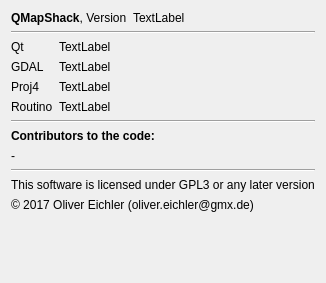
Above: src/qmapshack/IAbout.ui from Maproom/qmapshack before the change. Below: the same form after it.
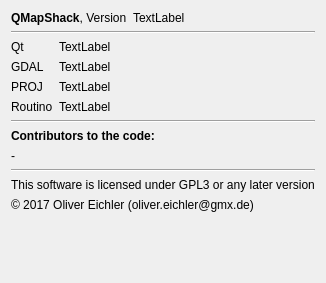
That is the form after the change. Icons and pictures are not drawn.

Commit message: [QMS-961] Replace PROJ4 by PROJ wherever publicly visible

```diff
--- a/src/qmapshack/IAbout.ui
+++ b/src/qmapshack/IAbout.ui
@@ -98,7 +98,7 @@
        <item row="2" column="0">
         <widget class="QLabel" name="label_6">
          <property name="text">
-          <string>Proj4</string>
+          <string>PROJ</string>
          </property>
         </widget>
        </item>
```
The commit also changes 20 other files.
